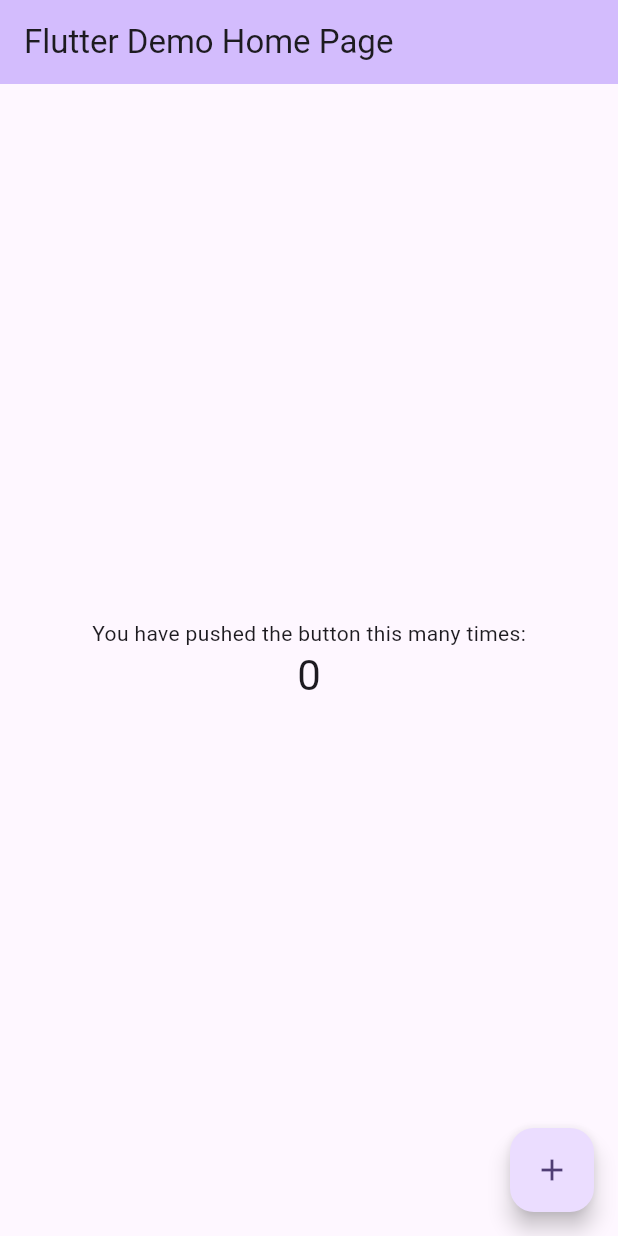
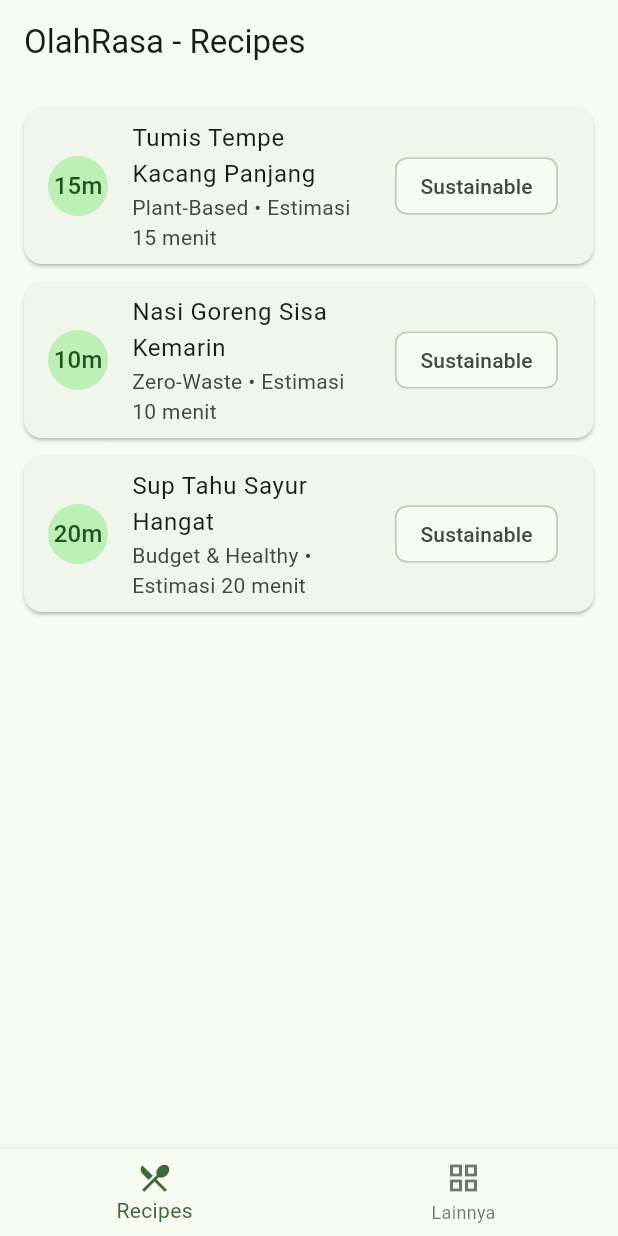
Before and after one commit to Tugas-Kelompok-PBP-D-10/OlahRasa_mobile, a Flutter app: the screen it shows after launch, on a phone screen of 412 x 824 dp. Run offline on Flutter 3.47's test engine with Material 3 defaults, Android fonts, the phone set to English and light mode, and no system bars.

Commit message:
feat(recipe): add dummy recipe model, data, page, and navigation

```diff
--- /dev/null
+++ b/lib/data/dummy_recipe.dart
@@ -0,0 +1,25 @@
+import '../models/recipe_models.dart';
+
+const List<Recipe> dummyRecipes = [
+  Recipe(
+    id: 1,
+    title: 'Tumis Tempe Kacang Panjang',
+    category: 'Plant-Based',
+    prepTimeMinutes: 15,
+    isSustainable: true,
+  ),
+  Recipe(
+    id: 2,
+    title: 'Nasi Goreng Sisa Kemarin',
+    category: 'Zero-Waste',
+    prepTimeMinutes: 10,
+    isSustainable: true,
+  ),
+  Recipe(
+    id: 3,
+    title: 'Sup Tahu Sayur Hangat',
+    category: 'Budget & Healthy',
+    prepTimeMinutes: 20,
+    isSustainable: true,
+  ),
+];
--- a/lib/main.dart
+++ b/lib/main.dart
@@ -1,122 +1,24 @@
+// lib/main.dart
 import 'package:flutter/material.dart';
+import 'pages/home_shell_page.dart';
 
 void main() {
-  runApp(const MyApp());
+  runApp(const OlahRasaMobileApp());
 }
 
-class MyApp extends StatelessWidget {
-  const MyApp({super.key});
+class OlahRasaMobileApp extends StatelessWidget {
+  const OlahRasaMobileApp({super.key});
 
-  // This widget is the root of your application.
   @override
   Widget build(BuildContext context) {
     return MaterialApp(
-      title: 'Flutter Demo',
+      title: 'OlahRasa Mobile',
+      debugShowCheckedModeBanner: false,
       theme: ThemeData(
-        // This is the theme of your application.
-        //
-        // TRY THIS: Try running your application with "flutter run". You'll see
-        // the application has a purple toolbar. Then, without quitting the app,
-        // try changing the seedColor in the colorScheme below to Colors.green
-        // and then invoke "hot reload" (save your changes or press the "hot
-        // reload" button in a Flutter-supported IDE, or press "r" if you used
-        // the command line to start the app).
-        //
-        // Notice that the counter didn't reset back to zero; the application
-        // state is not lost during the reload. To reset the state, use hot
-        // restart instead.
-        //
-        // This works for code too, not just values: Most code changes can be
-        // tested with just a hot reload.
-        colorScheme: .fromSeed(seedColor: Colors.deepPurple),
+        colorScheme: ColorScheme.fromSeed(seedColor: Colors.green),
+        useMaterial3: true,
       ),
-      home: const MyHomePage(title: 'Flutter Demo Home Page'),
+      home: const HomeShellPage(),
     );
   }
 }
-
-class MyHomePage extends StatefulWidget {
-  const MyHomePage({super.key, required this.title});
-
-  // This widget is the home page of your application. It is stateful, meaning
-  // that it has a State object (defined below) that contains fields that affect
-  // how it looks.
-
-  // This class is the configuration for the state. It holds the values (in this
-  // case the title) provided by the parent (in this case the App widget) and
-  // used by the build method of the State. Fields in a Widget subclass are
-  // always marked "final".
-
-  final String title;
-
-  @override
-  State<MyHomePage> createState() => _MyHomePageState();
-}
-
-class _MyHomePageState extends State<MyHomePage> {
-  int _counter = 0;
-
-  void _incrementCounter() {
-    setState(() {
-      // This call to setState tells the Flutter framework that something has
-      // changed in this State, which causes it to rerun the build method below
-      // so that the display can reflect the updated values. If we changed
-      // _counter without calling setState(), then the build method would not be
-      // called again, and so nothing would appear to happen.
-      _counter++;
-    });
-  }
-
-  @override
-  Widget build(BuildContext context) {
-    // This method is rerun every time setState is called, for instance as done
-    // by the _incrementCounter method above.
-    //
-    // The Flutter framework has been optimized to make rerunning build methods
-    // fast, so that you can just rebuild anything that needs updating rather
-    // than having to individually change instances of widgets.
-    return Scaffold(
-      appBar: AppBar(
-        // TRY THIS: Try changing the color here to a specific color (to
-        // Colors.amber, perhaps?) and trigger a hot reload to see the AppBar
-        // change color while the other colors stay the same.
-        backgroundColor: Theme.of(context).colorScheme.inversePrimary,
-        // Here we take the value from the MyHomePage object that was created by
-        // the App.build method, and use it to set our appbar title.
-        title: Text(widget.title),
-      ),
-      body: Center(
-        // Center is a layout widget. It takes a single child and positions it
-        // in the middle of the parent.
-        child: Column(
-          // Column is also a layout widget. It takes a list of children and
-          // arranges them vertically. By default, it sizes itself to fit its
-          // children horizontally, and tries to be as tall as its parent.
-          //
-          // Column has various properties to control how it sizes itself and
-          // how it positions its children. Here we use mainAxisAlignment to
-          // center the children vertically; the main axis here is the vertical
-          // axis because Columns are vertical (the cross axis would be
-          // horizontal).
-          //
-          // TRY THIS: Invoke "debug painting" (choose the "Toggle Debug Paint"
-          // action in the IDE, or press "p" in the console), to see the
-          // wireframe for each widget.
-          mainAxisAlignment: .center,
-          children: [
-            const Text('You have pushed the button this many times:'),
-            Text(
-              '$_counter',
-              style: Theme.of(context).textTheme.headlineMedium,
-            ),
-          ],
-        ),
-      ),
-      floatingActionButton: FloatingActionButton(
-        onPressed: _incrementCounter,
-        tooltip: 'Increment',
-        child: const Icon(Icons.add),
-      ),
-    );
-  }
-}
--- /dev/null
+++ b/lib/models/recipe_models.dart
@@ -0,0 +1,16 @@
+
+class Recipe {
+  final int id;
+  final String title;
+  final String category;
+  final int prepTimeMinutes;
+  final bool isSustainable;
+
+  const Recipe({
+    required this.id,
+    required this.title,
+    required this.category,
+    required this.prepTimeMinutes,
+    required this.isSustainable,
+  });
+}
--- /dev/null
+++ b/lib/pages/home_shell_page.dart
@@ -0,0 +1,52 @@
+// lib/pages/home_shell_page.dart
+import 'package:flutter/material.dart';
+import 'recipe_page.dart';
+
+class HomeShellPage extends StatefulWidget {
+  const HomeShellPage({super.key});
+
+  @override
+  State<HomeShellPage> createState() => _HomeShellPageState();
+}
+
+class _HomeShellPageState extends State<HomeShellPage> {
+  int _selectedIndex = 0;
+
+  final List<Widget> _pages = const [
+    RecipePage(),
+    Center(child: Text('Halaman Modul Lain (Dummy / Placeholder)')),
+  ];
+
+  final List<String> _titles = const [
+    'OlahRasa - Recipes',
+    'OlahRasa - Modul Lain',
+  ];
+
+  @override
+  Widget build(BuildContext context) {
+    return Scaffold(
+      appBar: AppBar(
+        title: Text(_titles[_selectedIndex]),
+      ),
+      body: _pages[_selectedIndex],
+      bottomNavigationBar: BottomNavigationBar(
+        currentIndex: _selectedIndex,
+        onTap: (index) {
+          setState(() {
+            _selectedIndex = index;
+          });
+        },
+        items: const [
+          BottomNavigationBarItem(
+            icon: Icon(Icons.restaurant_menu),
+            label: 'Recipes',
+          ),
+          BottomNavigationBarItem(
+            icon: Icon(Icons.grid_view),
+            label: 'Lainnya',
+          ),
+        ],
+      ),
+    );
+  }
+}
--- /dev/null
+++ b/lib/pages/recipe_page.dart
@@ -0,0 +1,32 @@
+// lib/pages/recipe_page.dart
+import 'package:flutter/material.dart';
+import '../data/dummy_recipe.dart';
+import '../models/recipe_models.dart';
+
+class RecipePage extends StatelessWidget {
+  const RecipePage({super.key});
+
+  @override
+  Widget build(BuildContext context) {
+    return ListView.builder(
+      padding: const EdgeInsets.all(16),
+      itemCount: dummyRecipes.length,
+      itemBuilder: (context, index) {
+        final Recipe item = dummyRecipes[index];
+        return Card(
+          margin: const EdgeInsets.only(bottom: 12),
+          child: ListTile(
+            leading: CircleAvatar(
+              child: Text('${item.prepTimeMinutes}m'),
+            ),
+            title: Text(item.title),
+            subtitle: Text('${item.category} • Estimasi ${item.prepTimeMinutes} menit'),
+            trailing: item.isSustainable
+                ? const Chip(label: Text('Sustainable'))
+                : null,
+          ),
+        );
+      },
+    );
+  }
+}
```
Also changed, not shown: 1 other file.
